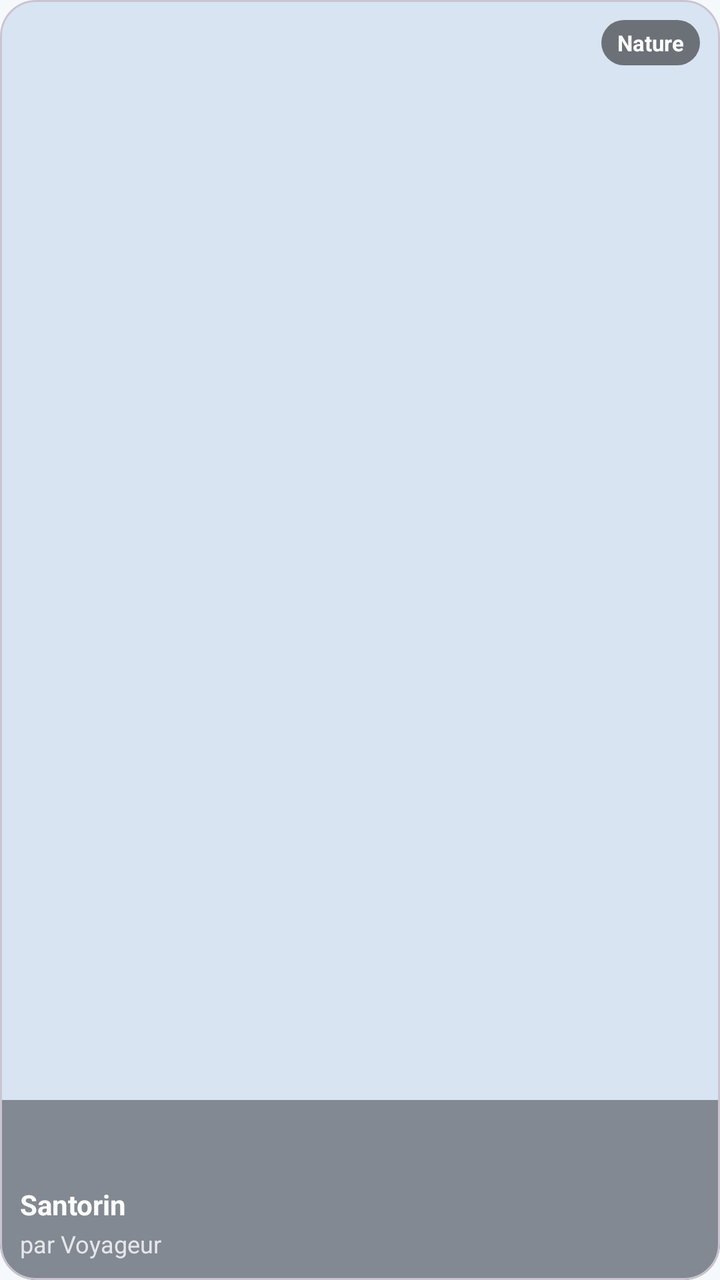
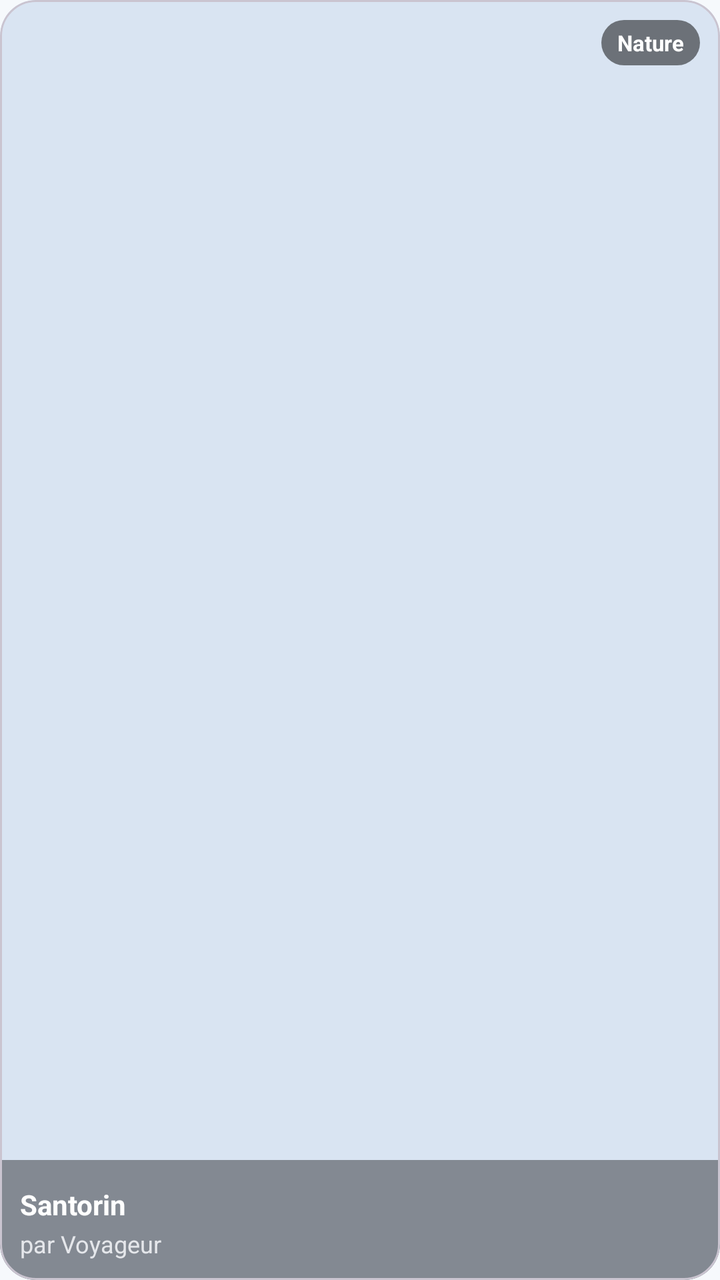

Two renders of the same Android screen: before a commit and after it. Below are the layout's source before the change and the commit's diff.
<!-- AndroidManifest.xml: application theme Theme.Traveling -->
<!-- res/layout/item_post_grid.xml -->
<?xml version="1.0" encoding="utf-8"?>
<com.google.android.material.card.MaterialCardView xmlns:android="http://schemas.android.com/apk/res/android"
    xmlns:app="http://schemas.android.com/apk/res-auto"
    android:layout_width="match_parent"
    android:layout_height="220dp"
    android:layout_margin="6dp"
    app:cardCornerRadius="18dp"
    app:cardElevation="3dp">

    <FrameLayout
        android:layout_width="match_parent"
        android:layout_height="match_parent">

        <ImageView
            android:id="@+id/imageGridPost"
            android:layout_width="match_parent"
            android:layout_height="match_parent"
            android:background="@drawable/bg_post_placeholder"
            android:scaleType="centerCrop" />

        <View
            android:layout_width="match_parent"
            android:layout_height="90dp"
            android:layout_gravity="bottom"
            android:background="#66000000" />

        <TextView
            android:id="@+id/textGridPlaceType"
            android:layout_width="wrap_content"
            android:layout_height="wrap_content"
            android:layout_gravity="top|end"
            android:layout_margin="10dp"
            android:background="@drawable/bg_chip_place_type"
            android:paddingStart="8dp"
            android:paddingTop="4dp"
            android:paddingEnd="8dp"
            android:paddingBottom="4dp"
            android:text="Nature"
            android:textColor="@android:color/white"
            android:textSize="11sp"
            android:textStyle="bold" />

        <LinearLayout
            android:layout_width="match_parent"
            android:layout_height="wrap_content"
            android:layout_gravity="bottom"
            android:orientation="vertical"
            android:padding="10dp">

            <TextView
                android:id="@+id/textGridLocation"
                android:layout_width="match_parent"
                android:layout_height="wrap_content"
                android:ellipsize="end"
                android:maxLines="1"
                android:text="Santorin"
                android:textColor="@android:color/white"
                android:textSize="14sp"
                android:textStyle="bold" />

            <TextView
                android:id="@+id/textGridAuthor"
                android:layout_width="match_parent"
                android:layout_height="wrap_content"
                android:layout_marginTop="2dp"
                android:ellipsize="end"
                android:maxLines="1"
                android:text="par Voyageur"
                android:textColor="#E5E7EB"
                android:textSize="12sp" />

        </LinearLayout>

    </FrameLayout>

</com.google.android.material.card.MaterialCardView>
<!-- resources referenced by this layout -->
<resources>
  <!-- drawable bg_chip_place_type (drawable) -->
  <?xml version="1.0" encoding="utf-8"?>
  <shape xmlns:android="http://schemas.android.com/apk/res/android"
      android:shape="rectangle">
  
      <solid android:color="#80000000" />
  
      <corners android:radius="999dp" />
  
      <padding
          android:left="8dp"
          android:top="4dp"
          android:right="8dp"
          android:bottom="4dp" />
  
  </shape>
  <!-- drawable bg_post_placeholder (drawable) -->
  <?xml version="1.0" encoding="utf-8"?>
  <shape xmlns:android="http://schemas.android.com/apk/res/android">
      <corners android:radius="0dp" />
      <solid android:color="#D9E4F2" />
  </shape>
  <style name="Theme.Traveling" parent="Base.Theme.Traveling" />
  <style name="Base.Theme.Traveling" parent="Theme.Material3.DayNight.NoActionBar">
          <item name="colorPrimary">@color/travel_primary</item>
          <item name="colorOnPrimary">@color/travel_on_primary</item>
  
          <item name="colorSecondary">@color/travel_secondary</item>
          <item name="colorOnSecondary">@color/travel_on_secondary</item>
  
          <item name="colorTertiary">@color/travel_tertiary</item>
          <item name="colorOnTertiary">@color/travel_on_tertiary</item>
  
          <item name="android:colorBackground">@color/travel_background</item>
          <item name="colorSurface">@color/travel_surface</item>
          <item name="colorOnSurface">@color/travel_on_surface</item>
      </style>
  <color name="travel_primary">#1565C0</color>
  <color name="travel_on_primary">#FFFFFF</color>
  <color name="travel_secondary">#26A69A</color>
  <color name="travel_on_secondary">#FFFFFF</color>
  <color name="travel_tertiary">#FFB74D</color>
  <color name="travel_on_tertiary">#1F2937</color>
  <color name="travel_background">#F6F9FC</color>
  <color name="travel_surface">#FFFFFF</color>
  <color name="travel_on_surface">#1F2937</color>
</resources>

<!-- the commit's change to res/layout/item_post_grid.xml (unified diff, before → after) -->
@@ -20,7 +20,7 @@
 
         <View
             android:layout_width="match_parent"
-            android:layout_height="90dp"
+            android:layout_height="60dp"
             android:layout_gravity="bottom"
             android:background="#66000000" />
 
